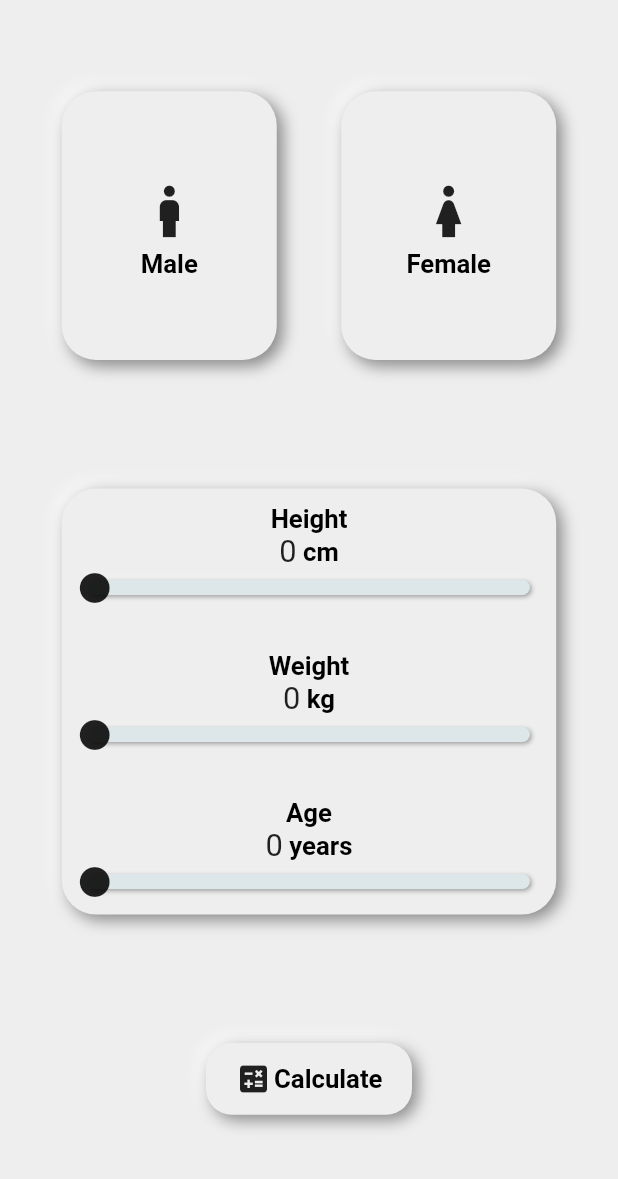
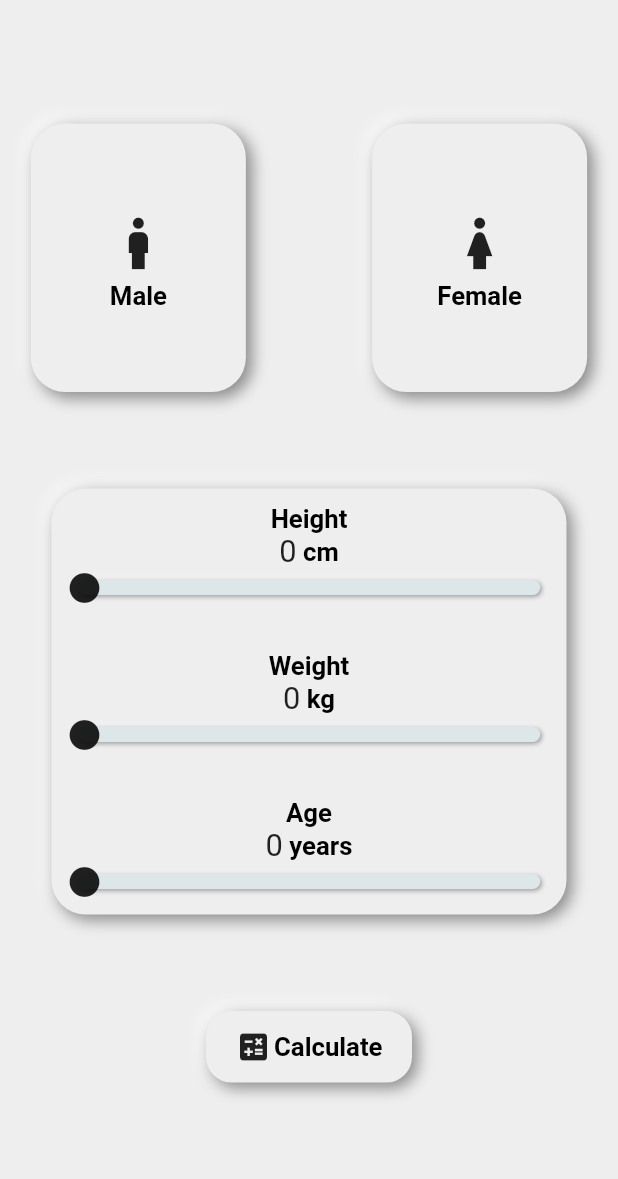
Before and after one commit to yusuf-raza/neumorphic_bmi_calculator, a Flutter app: the screen it shows after launch, on a phone screen of 412 x 824 dp, the part 57-1236 px from its top. Run offline on Flutter 3.47's test engine with Material 2 defaults, Android fonts, the phone set to English and light mode, and no system bars; our stand-ins replace flutter_neumorphic_plus, flutter_screenutil.

Commit message:
updated_android_menifest_file

```diff
--- a/lib/screens/calculator_screen.dart
+++ b/lib/screens/calculator_screen.dart
@@ -1,4 +1,3 @@
-
 import 'package:bmi_calculator_neumorphic/styles/my_style.dart';
 import 'package:bmi_calculator_neumorphic/widgets/age_weight_height_selector.dart';
 import 'package:bmi_calculator_neumorphic/widgets/calculate_bmi_button.dart';
@@ -9,31 +8,28 @@ import 'package:flutter/material.dart';
 class CalculatorScreen extends StatelessWidget {
   const CalculatorScreen({Key? key}) : super(key: key);
 
-
-
   @override
   Widget build(BuildContext context) {
     return Scaffold(
       backgroundColor: Colors.grey.shade200,
       appBar: AppBar(
-        title:  Text(
+        title: Text(
           "BMI Calculator",
           style: MyStyle.mediumFontStyle,
         ),
         centerTitle: true,
         elevation: 0,
-        backgroundColor: Colors.grey.shade200
-        ,
+        backgroundColor: Colors.grey.shade200,
       ),
       body: Center(
         child: SizedBox(
-          width: MediaQuery.of(context).size.width * 0.8,
+          width: MediaQuery.of(context).size.width * 0.9,
           child: Column(
-            mainAxisAlignment: MainAxisAlignment.spaceAround,
+            mainAxisAlignment: MainAxisAlignment.spaceEvenly,
             children: [
               Row(
                 mainAxisAlignment: MainAxisAlignment.spaceBetween,
-                children:  [
+                children: [
                   //male gender selection widget
                   GenderButtonMale(),
                   //female gender selection widget
```
Also changed, not shown: lib/screens/home_screen.dart (deleted, +0 -28 lines), 1 other file.
